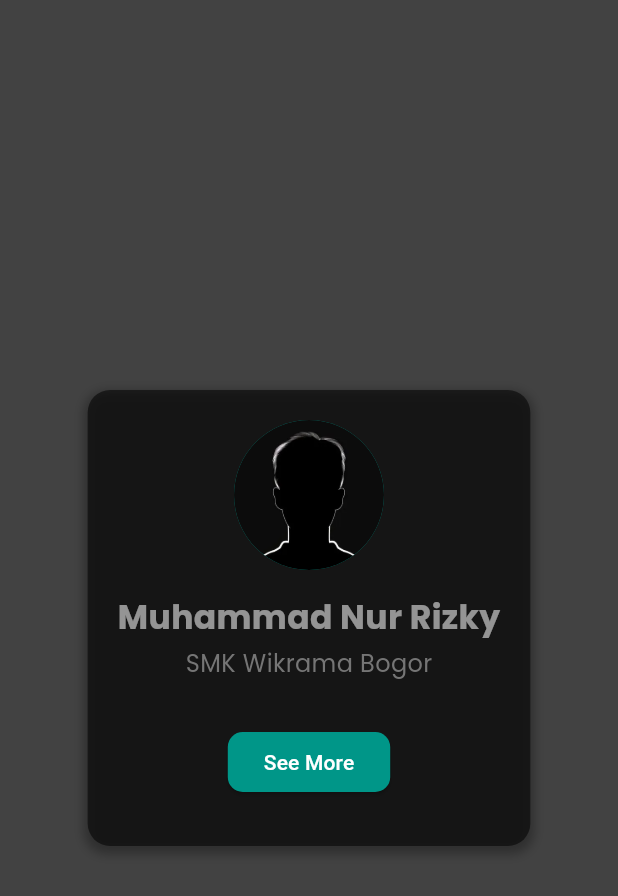
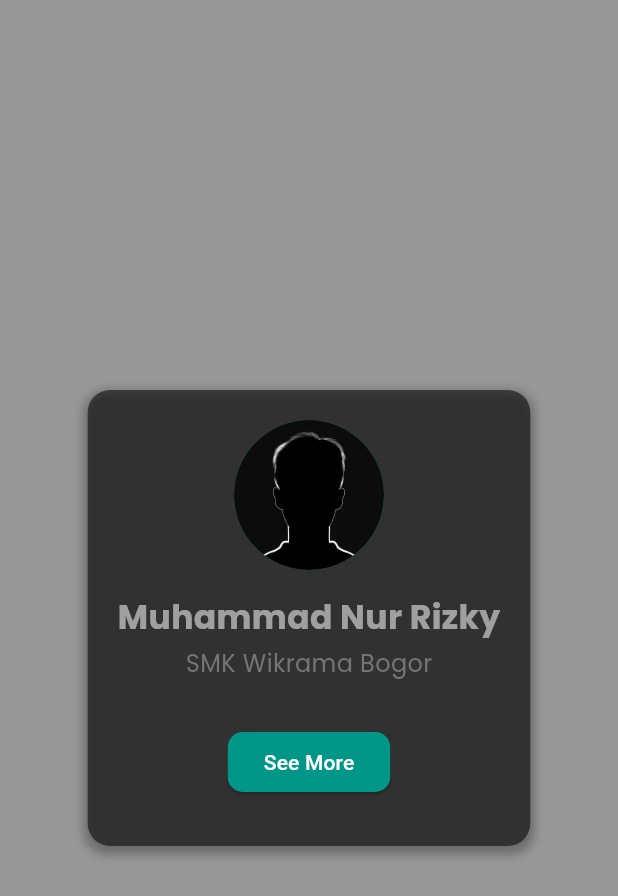
Before and after one commit to Nurrizzky/profile-flutter, a Flutter app: the screen it shows after launch, on a phone screen of 412 x 824 dp. Shown: the top 896 px of the screen. Run offline on Flutter 3.47's test engine with Material 3 defaults, Android fonts, the light colour scheme and no system bars; our stand-ins replace google_fonts.

Commit message:
5 commit

```diff
--- a/lib/main.dart
+++ b/lib/main.dart
@@ -24,7 +24,7 @@
   @override
   Widget build(BuildContext context) {
     return Scaffold(
-      backgroundColor: Colors.grey[800],
+      backgroundColor: const Color.fromARGB(255, 151, 151, 151),
       body:  Center(
         child: ProfileCard(),
       ),
@@ -122,16 +122,11 @@
              SizedBox(height: 12),
 
 
-            // Widget AnimatedSize memberikan efek animasi halus saat ukuran berubah
-            AnimatedSize(
-              duration:  Duration(milliseconds: 400),
-              curve: Curves.easeInOut,
-              child: _isExpanded
-                  ? Column(
+            _isExpanded ? Column(
               children: [
 
 
-                         Divider(height: 50),
+              Divider(height: 20, thickness: 2),
 
 
               Container(
@@ -218,7 +213,6 @@
               ],
             )
           :  SizedBox.shrink(),
-            ),
           ],
         ),
       ),
```
Lines whose indentation alone changed are shown as unchanged.
